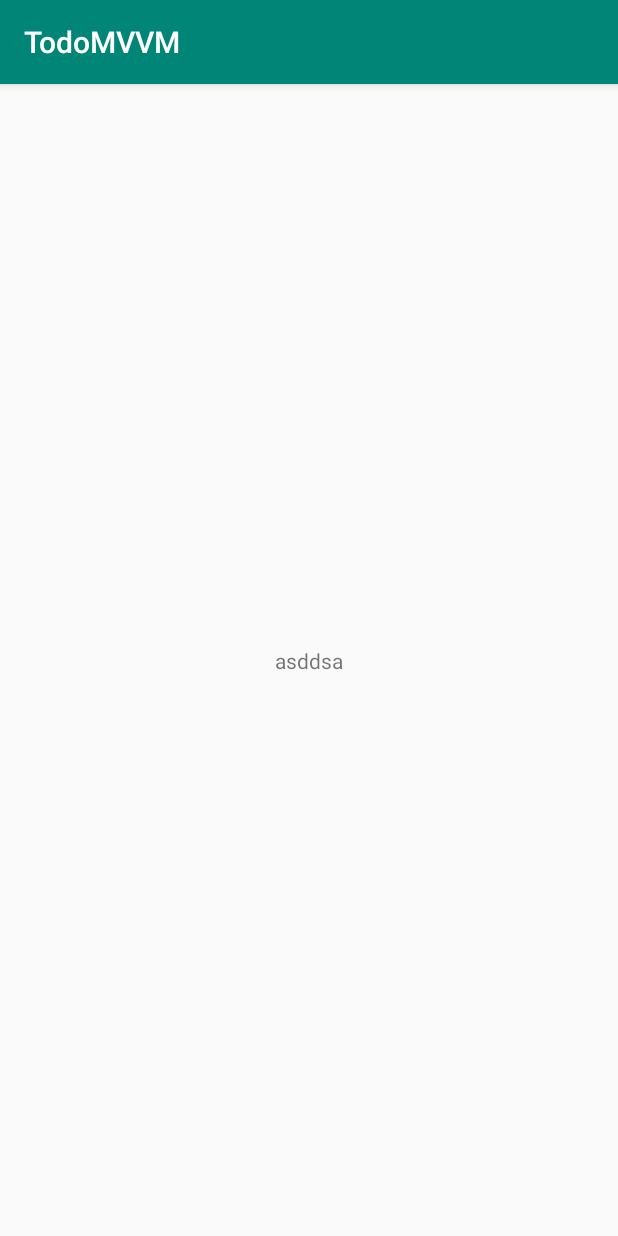
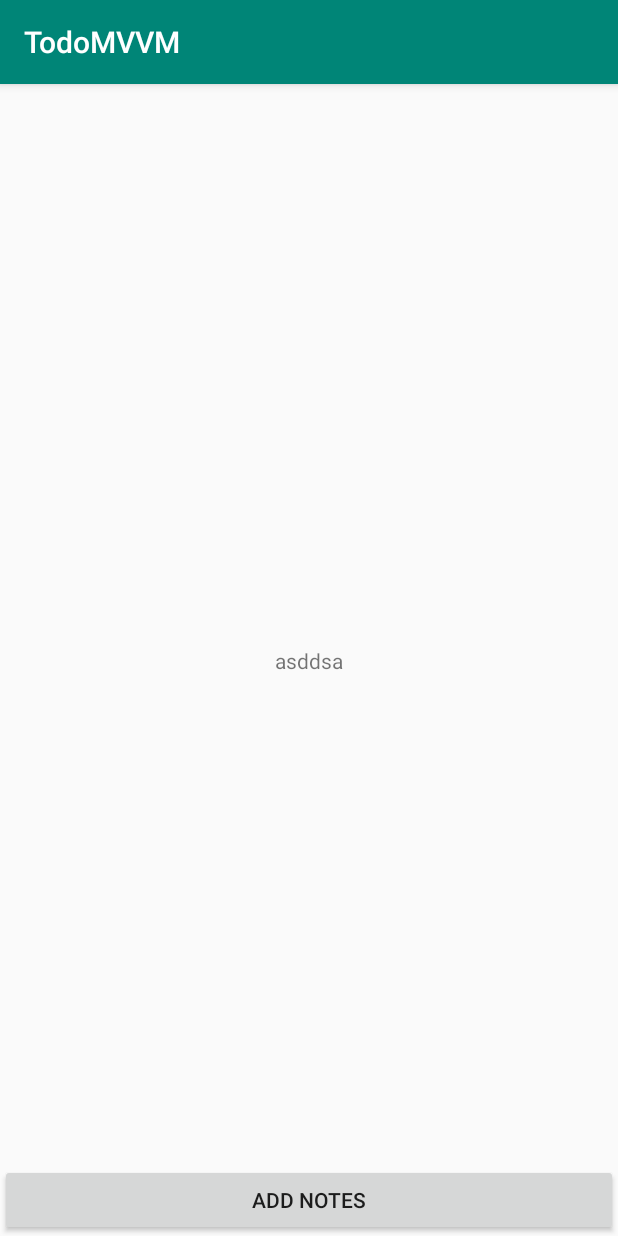
Before and after one commit to neslaram/TodoMVVM, an Android app: the screen it shows after launch (MainActivity), on a phone screen of 412 x 824 dp. Run offline under Robolectric (Android 15) with nearby library versions, the phone set to English and light mode, and no system bars; our stand-ins replace data binding.

```diff
--- /dev/null
+++ b/app/src/main/java/com/example/todomvvm/application/AppApplication.kt
@@ -0,0 +1,19 @@
+package com.example.todomvvm.application
+
+import android.app.Application
+import com.example.todomvvm.di.applicationModule
+import org.koin.android.ext.koin.androidContext
+
+import org.koin.core.context.startKoin
+
+class AppApplication : Application() {
+    override fun onCreate() {
+        super.onCreate()
+        startKoin {
+            // declare used Android context
+            androidContext(this@AppApplication)
+            // declare modules
+            modules(applicationModule)
+        }
+    }
+}
--- /dev/null
+++ b/app/src/main/java/com/example/todomvvm/di/modules.kt
@@ -0,0 +1,5 @@
+package com.example.todomvvm.di
+
+import org.koin.dsl.module
+
+val applicationModule = module { }
--- a/app/src/main/java/com/example/todomvvm/ui/mainactivity/MainFragment.kt
+++ b/app/src/main/java/com/example/todomvvm/ui/mainactivity/MainFragment.kt
@@ -11,12 +11,8 @@ import com.example.todomvvm.R
 import androidx.databinding.DataBindingUtil
 import com.example.todomvvm.databinding.MainFragmentBinding
 
-
 class MainFragment : Fragment() {
-    override fun onCreateView(
-        inflater: LayoutInflater, container: ViewGroup?,
-        savedInstanceState: Bundle?
-    ): View {
+    override fun onCreateView(inflater: LayoutInflater, container: ViewGroup?, savedInstanceState: Bundle?): View {
         val binding: MainFragmentBinding = DataBindingUtil.inflate(inflater, R.layout.main_fragment, container, false)
         binding.vm = ViewModelProviders.of(this).get(MainViewModel::class.java)
         binding.lifecycleOwner = this
--- a/app/src/main/res/layout/main_fragment.xml
+++ b/app/src/main/res/layout/main_fragment.xml
@@ -1,16 +1,35 @@
 <?xml version="1.0" encoding="utf-8"?>
 <layout xmlns:android="http://schemas.android.com/apk/res/android"
         xmlns:app="http://schemas.android.com/apk/res-auto"
-        xmlns:tools="http://schemas.android.com/tools">
+        xmlns:tools="http://schemas.android.com/tools"
+    >
+
     <data>
-        <variable name="vm" type="com.example.todomvvm.ui.mainactivity.MainViewModel"/>
+
+        <variable
+            name="vm"
+            type="com.example.todomvvm.ui.mainactivity.MainViewModel"
+            />
     </data>
 
     <androidx.constraintlayout.widget.ConstraintLayout
         android:layout_width="match_parent"
         android:layout_height="match_parent"
-            tools:context=".ui.mainactivity.MainFragment">
+        tools:context=".ui.mainactivity.MainFragment"
+        >
+
+        <Button
+            android:id="@+id/addNotesButton"
+            android:layout_width="0dp"
+            android:layout_height="wrap_content"
+            android:text="@string/dashboard_add_notes"
+            app:layout_constraintBottom_toBottomOf="parent"
+            app:layout_constraintEnd_toEndOf="parent"
+            app:layout_constraintStart_toStartOf="parent"
+            />
+
         <TextView
+
             android:id="@+id/message"
             android:layout_width="wrap_content"
             android:layout_height="wrap_content"
@@ -18,7 +37,8 @@
             app:layout_constraintBottom_toBottomOf="parent"
             app:layout_constraintEnd_toEndOf="parent"
             app:layout_constraintStart_toStartOf="parent"
-                app:layout_constraintTop_toTopOf="parent"/>
+            app:layout_constraintTop_toTopOf="parent"
+            />
 
     </androidx.constraintlayout.widget.ConstraintLayout>
 </layout>
--- a/app/src/main/res/values/strings.xml
+++ b/app/src/main/res/values/strings.xml
@@ -1,3 +1,4 @@
 <resources>
     <string name="app_name">TodoMVVM</string>
+    <string name="dashboard_add_notes">Add Notes</string>
 </resources>
```
Also changed, not shown: app/build.gradle (+13 -1 lines), app/src/main/AndroidManifest.xml (+13 -8 lines). Lines whose indentation alone changed are shown as unchanged.
